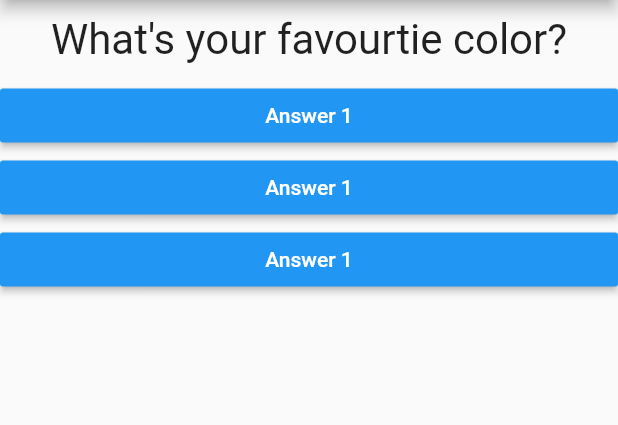
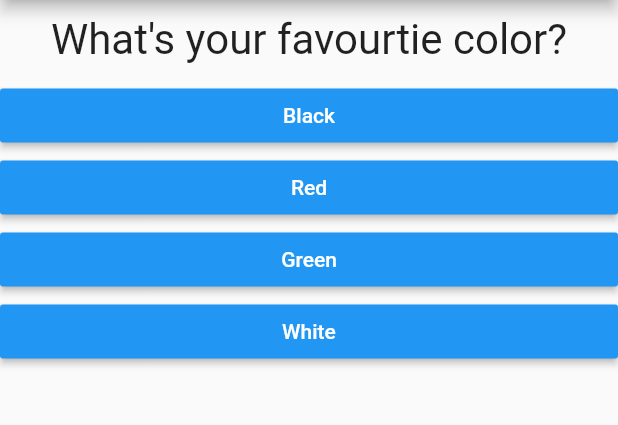
Before and after one commit to TJun-Jie/flutter-tutorial-1, a Flutter app: the screen it shows after launch, on a phone screen of 412 x 824 dp, the part 84-509 px from its top. Run offline on Flutter 3.47's test engine with Material 2 defaults, Android fonts, the phone set to English and light mode, and no system bars.

Commit message:
second commit

```diff
--- a/lib/answer.dart
+++ b/lib/answer.dart
@@ -2,17 +2,18 @@ import 'package:flutter/material.dart';
 
 class Answer extends StatelessWidget {
   final VoidCallback selectHandler;
-
-  Answer(this.selectHandler);
+  final String answerText;
+  Answer(this.selectHandler, this.answerText);
 
   @override
   Widget build(BuildContext context) {
     return Container(
         width: double.infinity,
+        // ignore: deprecated_member_use
         child: RaisedButton(
           color: Colors.blue,
           textColor: Colors.white,
-          child: Text('Answer 1'),
+          child: Text(answerText),
           onPressed: selectHandler,
         ));
   }
--- a/lib/main.dart
+++ b/lib/main.dart
@@ -1,6 +1,6 @@
 import 'package:flutter/material.dart';
-import 'package:flutter_complete_guide/answer.dart';
-import './question.dart';
+import './quiz.dart';
+import './result.dart';
 
 void main() {
   runApp(MyApp());
@@ -12,9 +12,41 @@ class MyApp extends StatefulWidget {
 }
 
 class _MyAppState extends State<MyApp> {
+  final _questions = const [
+    {
+      'questionText': 'What\'s your favourtie color?',
+      'answers': [
+        {'text': 'Black', 'score': 1},
+        {'text': 'Red', 'score': 2},
+        {'text': 'Green', 'score': 3},
+        {'text': 'White', 'score': 4},
+      ]
+    },
+    {
+      'questionText': 'What\'s your favourtie animal?',
+      'answers': [
+        {'text': 'Black', 'score': 1},
+        {'text': 'Red', 'score': 2},
+        {'text': 'Green', 'score': 3},
+        {'text': 'White', 'score': 4}
+      ]
+    },
+    {
+      'questionText': 'What\'s your favourtie instructor?',
+      'answers': [
+        {'text': 'Black', 'score': 1},
+        {'text': 'Red', 'score': 2},
+        {'text': 'Green', 'score': 3},
+        {'text': 'White', 'score': 4}
+      ]
+    },
+  ];
   var _questionIndex = 0;
+  var _totalScore = 0;
 
-  void _answerQuestion() {
+  void _answerQuestion(int score) {
+    _totalScore += score;
+    print(_totalScore);
     setState(() {
       _questionIndex += 1;
     });
@@ -23,24 +55,18 @@ class _MyAppState extends State<MyApp> {
   }
 
   Widget build(BuildContext context) {
-    var questions = [
-      'What\'s your favourtie color?',
-      'What\'s your favourtie color?2',
-      'What\'s your favourite animal?'
-    ];
     return MaterialApp(
       home: Scaffold(
         appBar: AppBar(
           title: Text('My First App'),
         ),
-        body: Column(
-          children: [
-            Question(questions[_questionIndex]),
-            Answer(_answerQuestion),
-            Answer(_answerQuestion),
-            Answer(_answerQuestion),
-          ],
-        ),
+        body: _questionIndex < _questions.length
+            ? Quiz(
+                questions: _questions,
+                questionIndex: _questionIndex,
+                answerQuestion: _answerQuestion,
+              )
+            : Result(resultScore: _totalScore),
       ),
     );
   }
--- /dev/null
+++ b/lib/quiz.dart
@@ -0,0 +1,30 @@
+import 'package:flutter/material.dart';
+import './question.dart';
+import './answer.dart';
+
+class Quiz extends StatelessWidget {
+  const Quiz(
+      {Key key,
+      @required this.questions,
+      @required int questionIndex,
+      @required this.answerQuestion})
+      : _questionIndex = questionIndex,
+        super(key: key);
+
+  final List<Map<String, Object>> questions;
+  final int _questionIndex;
+  final Function answerQuestion;
+
+  @override
+  Widget build(BuildContext context) {
+    return Column(
+      children: [
+        Question(questions[_questionIndex]['questionText']),
+        ...(questions[_questionIndex]['answers'] as List<Map<String, Object>>)
+            .map((answers) =>
+                Answer(() => answerQuestion(answers['score']), answers['text']))
+            .toList()
+      ],
+    );
+  }
+}
--- /dev/null
+++ b/lib/result.dart
@@ -0,0 +1,29 @@
+import 'package:flutter/material.dart';
+
+class Result extends StatelessWidget {
+  final int resultScore;
+
+  const Result({Key key, this.resultScore}) : super(key: key);
+
+  String get resultPhrase {
+    var resultText = 'You did it!';
+
+    if (resultScore <= 5) {
+      resultText = 'You are awesome and innocnet!';
+    } else if (resultScore <= 7) {
+      resultText = 'test2';
+    } else if (resultScore <= 9) {
+      resultText = 'test3';
+    }
+    return resultText;
+  }
+
+  @override
+  Widget build(BuildContext context) {
+    return Center(
+        child: Text(
+      resultPhrase,
+      style: TextStyle(fontSize: 36, fontWeight: FontWeight.bold),
+    ));
+  }
+}
```
